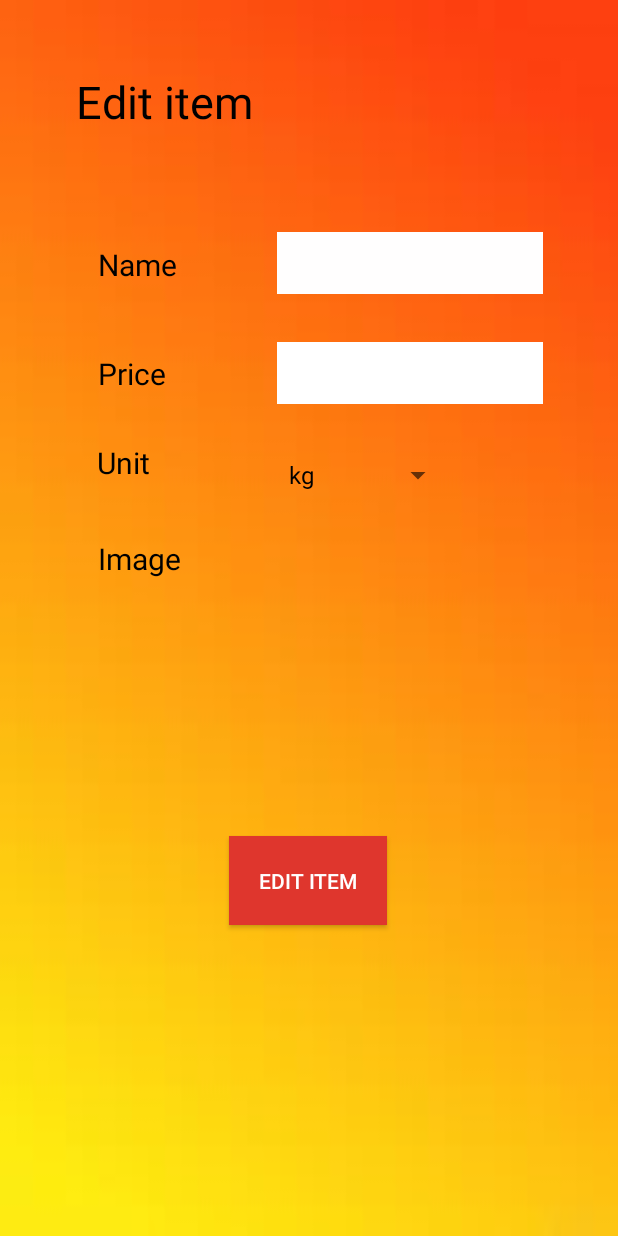
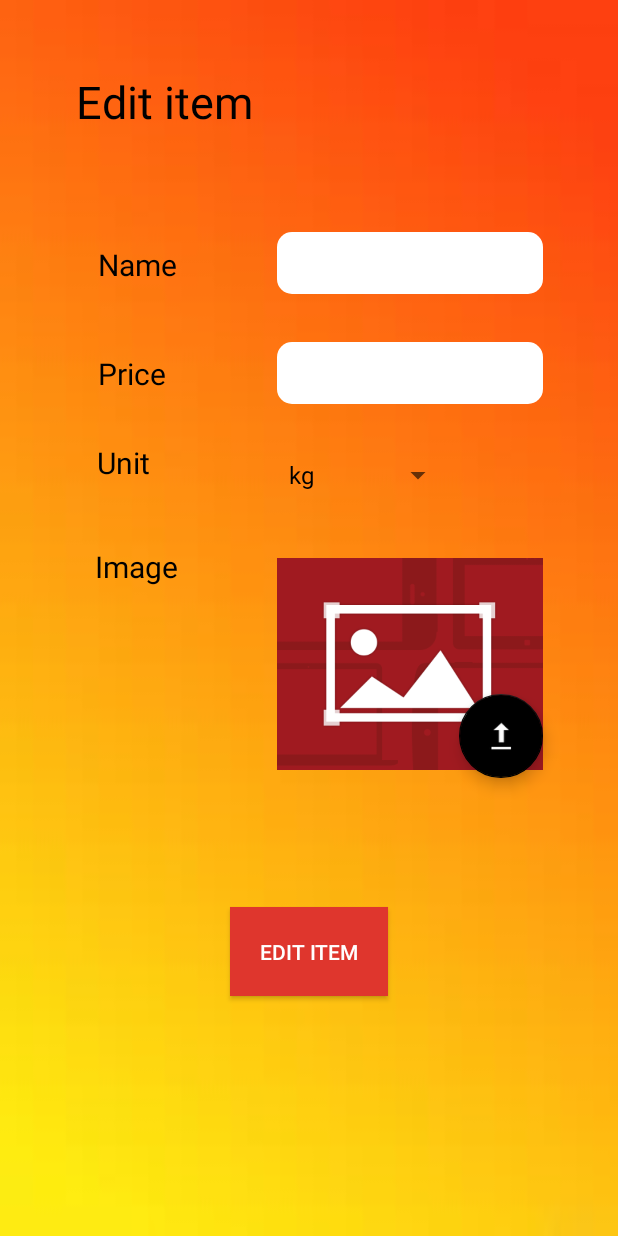
Before and after one commit to anubhab-d/sastagoldari, an Android app: the edititem screen opened directly, with no data from a screen before it, on a phone screen of 412 x 824 dp. Run offline under Robolectric (Android 15) with nearby library versions, the phone set to English and light mode, and no system bars; our stand-ins replace Firebase (no records; nobody signed in at launch, a user with empty details on screens opened directly); Roboto replaces fonts that are not available here.

Commit message:
Image uploading

```diff
--- a/app/build.gradle
+++ b/app/build.gradle
@@ -6,7 +6,7 @@ android {
 
     defaultConfig {
         applicationId "com.example.android.sastaGoldari"
-        minSdkVersion 17
+        minSdkVersion 19
         targetSdkVersion 29
         versionCode 1
         versionName "1.0"
@@ -41,5 +41,6 @@ dependencies {
     implementation 'pl.droidsonroids.gif:android-gif-drawable:1.2.19'
     implementation 'com.google.android.material:material:1.3.0'
     implementation 'androidx.multidex:multidex:2.0.1'
-    implementation 'com.nex3z:notification-badge:1.0.4'
+    implementation 'com.github.dhaval2404:imagepicker:2.1'
+
 }
--- a/app/src/main/AndroidManifest.xml
+++ b/app/src/main/AndroidManifest.xml
@@ -18,7 +18,7 @@
         <activity android:name=".activities.thankyou" />
         <activity android:name=".activities.address" />
         <activity android:name=".activities.reviewitems" />
-        <activity android:name=".activities.adminpanel" />
+
         <activity android:name=".activities.logadmin" />
         <activity android:name=".activities.MainActivity" />
         <activity android:name=".activities.splashscreen">
--- a/app/src/main/java/com/example/android/sastaGoldari/activities/edititem.java
+++ b/app/src/main/java/com/example/android/sastaGoldari/activities/edititem.java
@@ -39,6 +39,23 @@ public class edititem extends AppCompatActivity {
         btnEditItem.setOnClickListener(new View.OnClickListener() {
             @Override
             public void onClick(View v) {
+
+         /*       if(btnEditItem.etItemName.getText().toString().isEmpty()){
+                    btnEditItem.etItemName.setError("Item's Name can't be empty");
+                }
+                if(b.etItemPrice.getText().toString().isEmpty()){
+                    b.etItemPrice.setError("Item's Price can't be empty");
+                }
+                if(!b.etItemName.getText().toString().isEmpty() && !b.etItemPrice.getText().toString().isEmpty()) {
+                    addItem(b.etItemName.getText().toString()
+                            , b.etItemPrice.getText().toString()
+                            , b.spinner.getSelectedItem().toString()
+                    );
+                }*/
+
+
+
+
                 Map<String,Object> data = new HashMap<>();
                 data.put("name",etProductName.getText().toString());
                 data.put("price",etProductPrice.getText().toString());
--- a/app/src/main/res/layout/activity_edititem.xml
+++ b/app/src/main/res/layout/activity_edititem.xml
@@ -14,12 +14,13 @@
         android:text="Image"
         android:textColor="#000000"
         android:textSize="20dp"
+
         app:layout_constraintBottom_toBottomOf="parent"
         app:layout_constraintEnd_toEndOf="parent"
-        app:layout_constraintHorizontal_bias="0.183"
+        app:layout_constraintHorizontal_bias="0.177"
         app:layout_constraintStart_toStartOf="parent"
         app:layout_constraintTop_toTopOf="parent"
-        app:layout_constraintVertical_bias="0.45" />
+        app:layout_constraintVertical_bias="0.457" />
 
     <TextView
         android:id="@+id/textView20"
@@ -81,7 +82,7 @@
         android:id="@+id/etProductName"
         android:layout_width="177dp"
         android:layout_height="41dp"
-        android:background="#FFFEFE"
+        android:background="@drawable/custom_background"
         android:ems="10"
         android:inputType="textPersonName"
         android:textSize="18dp"
@@ -96,7 +97,7 @@
         android:id="@+id/etProductPrice"
         android:layout_width="177dp"
         android:layout_height="41dp"
-        android:background="#FFFFFF"
+        android:background="@drawable/custom_background"
         android:ems="10"
         android:inputType="textPersonName"
         app:layout_constraintBottom_toBottomOf="parent"
@@ -115,10 +116,10 @@
         android:textColor="#FFFFFF"
         app:layout_constraintBottom_toBottomOf="parent"
         app:layout_constraintEnd_toEndOf="parent"
-        app:layout_constraintHorizontal_bias="0.498"
         app:layout_constraintStart_toStartOf="parent"
         app:layout_constraintTop_toTopOf="parent"
-        app:layout_constraintVertical_bias="0.729" />
+        app:layout_constraintVertical_bias="0.791" />
+
     <Spinner
         android:id="@+id/spinnerUnit"
         android:layout_width="118dp"
@@ -129,4 +130,32 @@
         app:layout_constraintStart_toStartOf="parent"
         app:layout_constraintTop_toTopOf="parent"
         app:layout_constraintVertical_bias="0.378" />
+
+    <ImageView
+        android:id="@+id/imageView3"
+        android:layout_width="177dp"
+        android:layout_height="141dp"
+        android:scaleType="centerCrop"
+        android:src="@drawable/image"
+        app:layout_constraintBottom_toBottomOf="parent"
+        app:layout_constraintEnd_toEndOf="parent"
+        app:layout_constraintHorizontal_bias="0.786"
+        app:layout_constraintStart_toStartOf="parent"
+        app:layout_constraintTop_toTopOf="parent"
+        app:layout_constraintVertical_bias="0.545" />
+
+    <com.google.android.material.floatingactionbutton.FloatingActionButton
+        android:id="@+id/floatingActionButton"
+        android:layout_width="wrap_content"
+        android:layout_height="wrap_content"
+        android:clickable="true"
+        app:backgroundTint="#000000"
+        app:layout_constraintBottom_toBottomOf="parent"
+        app:layout_constraintEnd_toEndOf="parent"
+        app:layout_constraintHorizontal_bias="0.859"
+        app:layout_constraintStart_toStartOf="parent"
+        app:layout_constraintTop_toTopOf="parent"
+        app:layout_constraintVertical_bias="0.602"
+        app:maxImageSize="20dp"
+        app:srcCompat="@android:drawable/stat_sys_upload" />
 </androidx.constraintlayout.widget.ConstraintLayout>
--- a/build.gradle
+++ b/build.gradle
@@ -21,6 +21,7 @@ allprojects {
         google()
         jcenter()
         mavenCentral()
+        maven { url "https://jitpack.io" }
     }
 }
 
```
Also changed, not shown: app/src/main/java/com/example/android/sastaGoldari/activities/additem.java (+42 -1 lines), app/src/main/res/layout/activity_additem.xml (+30 -3 lines), app/src/main/res/layout/notificationic.xml (deleted, +0 -24 lines), app/src/main/res/drawable-v24/image.png (added).
